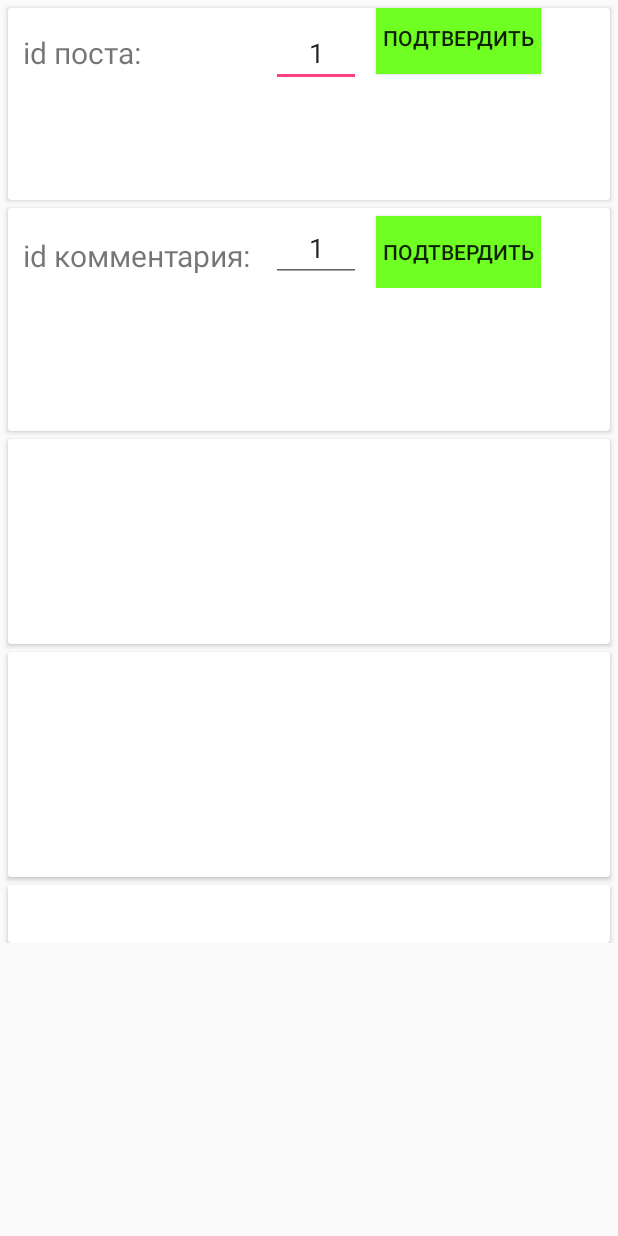
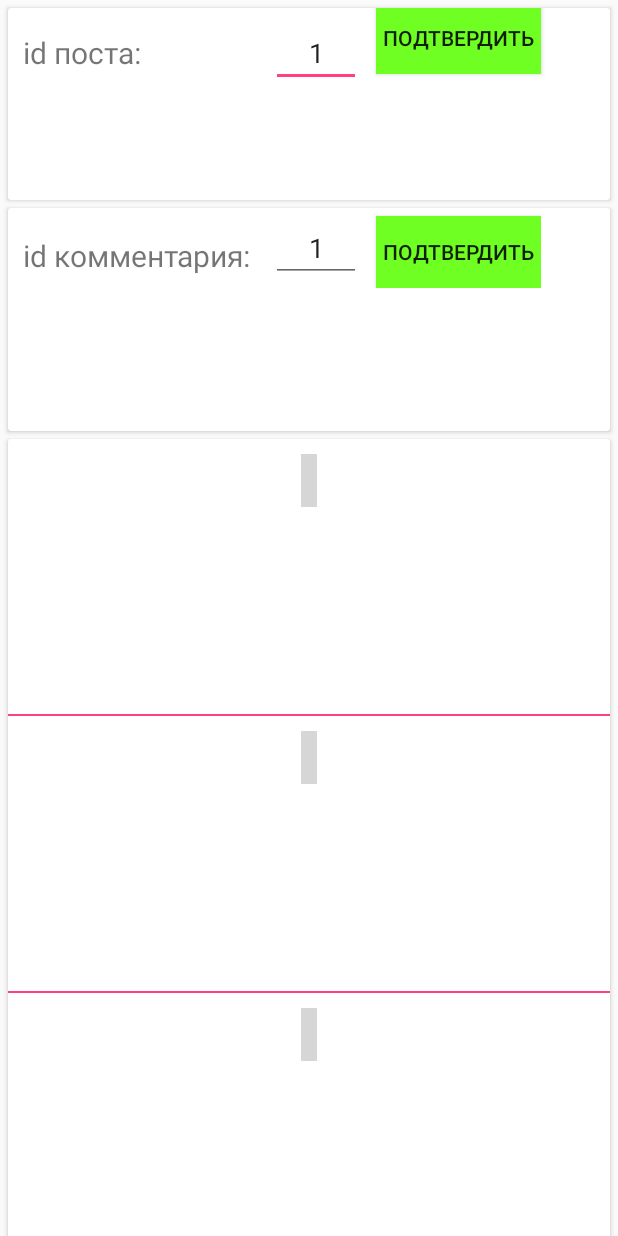
Before and after one commit to AlexMilch/TestJob, an Android app: the layout fragment_cards.xml on its own in the app's theme, with its tools: preview values and no code run, on a phone screen of 412 x 824 dp. Run offline under Robolectric (Android 15) with nearby library versions, the phone set to English and light mode, and no system bars; plain views replace SimpleDraweeView; network calls fail; grey boxes are pictures that could not be loaded.

Commit message:
add caustom view for user, output user data

```diff
--- a/app/src/main/java/ae/milch/testjob/ui/MainActivityView.java
+++ b/app/src/main/java/ae/milch/testjob/ui/MainActivityView.java
@@ -1,4 +1,6 @@
 package ae.milch.testjob.ui;
+
+import java.util.List;
 
 import ae.milch.testjob.models.CommentModelResponse;
 import ae.milch.testjob.models.PhotoModelResponse;
@@ -11,7 +13,7 @@ public interface MainActivityView {
 
     void outputCommentData(CommentModelResponse comment);
 
-    void outputUserData(UserModelResponse userModelResponse);
+    void outputUserData(List<UserModelResponse> userList);
 
     void outputPhoto(PhotoModelResponse photoModelResponse);
 
--- /dev/null
+++ b/app/src/main/java/ae/milch/testjob/ui/UserView.java
@@ -0,0 +1,66 @@
+package ae.milch.testjob.ui;
+
+import android.content.Context;
+import android.os.Build;
+import android.support.annotation.Nullable;
+import android.support.annotation.RequiresApi;
+import android.util.AttributeSet;
+import android.view.View;
+import android.widget.LinearLayout;
+import android.widget.TextView;
+
+import ae.milch.testjob.R;
+import ae.milch.testjob.models.usermodel.UserModelResponse;
+
+
+public class UserView extends LinearLayout {
+    private TextView tvName;
+    private TextView tvUserName;
+    private TextView tvEmail;
+    private TextView tvPhone;
+    private TextView tvWebsite;
+
+    private View viewDivider;
+
+    public UserView(Context context) {
+        super(context);
+        init();
+    }
+
+    public UserView(Context context, @Nullable AttributeSet attrs) {
+        super(context, attrs);
+        init();
+    }
+
+    public UserView(Context context, @Nullable AttributeSet attrs, int defStyleAttr) {
+        super(context, attrs, defStyleAttr);
+        init();
+    }
+
+    @RequiresApi(api = Build.VERSION_CODES.LOLLIPOP)
+    public UserView(Context context, AttributeSet attrs, int defStyleAttr, int defStyleRes) {
+        super(context, attrs, defStyleAttr, defStyleRes);
+        init();
+    }
+
+    private void init() {
+        inflate(getContext(), R.layout.user_view, this);
+        tvName = findViewById(R.id.tv_name);
+        tvUserName = findViewById(R.id.tv_user_name);
+        tvEmail = findViewById(R.id.tv_email);
+        tvPhone = findViewById(R.id.tv_phone);
+        tvWebsite = findViewById(R.id.tv_website);
+        viewDivider = findViewById(R.id.view_divider);
+    }
+
+    public void setup(UserModelResponse user, int position) {
+        if (position == 4) {
+            viewDivider.setVisibility(GONE);
+        }
+        tvName.setText(user.getName());
+        tvUserName.setText(user.getUsername());
+        tvEmail.setText(user.getEmail());
+        tvPhone.setText(user.getPhone());
+        tvWebsite.setText(user.getWebsite());
+    }
+}
--- a/app/src/main/res/layout/fragment_cards.xml
+++ b/app/src/main/res/layout/fragment_cards.xml
@@ -38,7 +38,7 @@
                         android:textSize="20sp" />
 
                     <EditText
-                        android:id="@+id/etPost"
+                        android:id="@+id/et_post"
                         android:layout_width="60dp"
                         android:layout_height="wrap_content"
                         android:layout_gravity="center"
@@ -47,7 +47,7 @@
                         android:textAlignment="center" />
 
                     <Button
-                        android:id="@+id/btnLoadPost"
+                        android:id="@+id/btn_load_post"
                         android:layout_width="110dp"
                         android:layout_height="wrap_content"
                         android:layout_gravity="center"
@@ -65,13 +65,13 @@
                     android:orientation="vertical">
 
                     <TextView
-                        android:id="@+id/tvTitlePost"
+                        android:id="@+id/tv_title_post"
                         android:layout_width="match_parent"
                         android:layout_height="wrap_content"
                         android:textSize="30sp" />
 
                     <TextView
-                        android:id="@+id/tvBodyPost"
+                        android:id="@+id/tv_body_post"
                         android:layout_width="match_parent"
                         android:layout_height="wrap_content"
                         android:textSize="20sp" />
@@ -107,7 +107,7 @@
                         android:textSize="20sp" />
 
                     <EditText
-                        android:id="@+id/etComment"
+                        android:id="@+id/et_comment"
                         android:layout_width="60dp"
                         android:layout_height="wrap_content"
                         android:layout_gravity="center"
@@ -117,7 +117,7 @@
                         android:textAlignment="center" />
 
                     <Button
-                        android:id="@+id/btnLoadComment"
+                        android:id="@+id/btn_load_comment"
                         android:layout_width="110dp"
                         android:layout_height="wrap_content"
                         android:layout_marginLeft="10dp"
@@ -133,19 +133,19 @@
                     android:orientation="vertical">
 
                     <TextView
-                        android:id="@+id/tvNameComment"
+                        android:id="@+id/tv_name_comment"
                         android:layout_width="match_parent"
                         android:layout_height="wrap_content"
                         android:textSize="30sp" />
 
                     <TextView
-                        android:id="@+id/tvEmailComment"
+                        android:id="@+id/tv_email_comment"
                         android:layout_width="match_parent"
                         android:layout_height="wrap_content"
                         android:textSize="20sp" />
 
                     <TextView
-                        android:id="@+id/tvBodyComment"
+                        android:id="@+id/tv_body_comment"
                         android:layout_width="match_parent"
                         android:layout_height="wrap_content"
                         android:textSize="20sp" />
@@ -162,74 +162,35 @@
             app:cardCornerRadius="2dp">
 
             <LinearLayout
+                android:id="@+id/ll_user_container"
                 android:layout_width="match_parent"
                 android:layout_height="match_parent"
                 android:orientation="vertical">
 
-                <LinearLayout
+                <ae.milch.testjob.ui.UserView
                     android:layout_width="match_parent"
                     android:layout_height="wrap_content"
-                    android:orientation="vertical">
+                    android:tag="1" />
 
-                    <TextView
-                        android:id="@+id/tvNameUser1"
-                        android:layout_width="match_parent"
-                        android:layout_height="wrap_content"
-                        android:textSize="20sp" />
-
-                </LinearLayout>
-
-                <LinearLayout
+                <ae.milch.testjob.ui.UserView
                     android:layout_width="match_parent"
                     android:layout_height="wrap_content"
-                    android:orientation="vertical">
+                    android:tag="2" />
 
-                    <TextView
-                        android:id="@+id/tvNameUser2"
-                        android:layout_width="match_parent"
-                        android:layout_height="wrap_content"
-                        android:textSize="20sp" />
-
-                </LinearLayout>
-
-                <LinearLayout
+                <ae.milch.testjob.ui.UserView
                     android:layout_width="match_parent"
                     android:layout_height="wrap_content"
-                    android:orientation="vertical">
+                    android:tag="3" />
 
-                    <TextView
-                        android:id="@+id/tvNameUser3"
-                        android:layout_width="match_parent"
-                        android:layout_height="wrap_content"
-                        android:textSize="20sp" />
-
-                </LinearLayout>
-
-                <LinearLayout
+                <ae.milch.testjob.ui.UserView
                     android:layout_width="match_parent"
                     android:layout_height="wrap_content"
-                    android:orientation="vertical">
+                    android:tag="4" />
 
-                    <TextView
-                        android:id="@+id/tvNameUser4"
-                        android:layout_width="match_parent"
-                        android:layout_height="wrap_content"
-                        android:textSize="20sp" />
-
-                </LinearLayout>
-
-                <LinearLayout
+                <ae.milch.testjob.ui.UserView
                     android:layout_width="match_parent"
                     android:layout_height="wrap_content"
-                    android:orientation="vertical">
-
-                    <TextView
-                        android:id="@+id/tvNameUser5"
-                        android:layout_width="match_parent"
-                        android:layout_height="wrap_content"
-                        android:textSize="20sp" />
-
-                </LinearLayout>
+                    android:tag="5" />
             </LinearLayout>
         </android.support.v7.widget.CardView>
 
@@ -242,7 +203,7 @@
             app:cardCornerRadius="2dp">
 
             <com.facebook.drawee.view.SimpleDraweeView
-                android:id="@+id/ivPhoto"
+                android:id="@+id/iv_photo"
                 android:layout_width="match_parent"
                 android:layout_height="150dp" />
 
@@ -262,12 +223,12 @@
                 android:orientation="vertical">
 
                 <TextView
-                    android:id="@+id/tvTitleTodos"
+                    android:id="@+id/tv_title_todos"
                     android:layout_width="match_parent"
                     android:layout_height="wrap_content" />
 
                 <TextView
-                    android:id="@+id/tvCompletedTodos"
+                    android:id="@+id/tv_completed_todos"
                     android:layout_width="match_parent"
                     android:layout_height="wrap_content" />
             </LinearLayout>
--- /dev/null
+++ b/app/src/main/res/layout/user_view.xml
@@ -0,0 +1,61 @@
+<?xml version="1.0" encoding="utf-8"?>
+<LinearLayout xmlns:android="http://schemas.android.com/apk/res/android"
+    xmlns:tools="http://schemas.android.com/tools"
+    android:layout_width="match_parent"
+    android:layout_height="match_parent"
+    android:orientation="vertical">
+
+    <TextView
+        android:id="@+id/tv_name"
+        android:layout_width="wrap_content"
+        android:layout_height="wrap_content"
+        android:layout_margin="10dp"
+        android:layout_gravity="center"
+        android:textSize="18sp"
+        tools:text="Leanne Graham"
+        android:background="@color/name_background"
+        android:padding="5dp"/>
+
+    <TextView
+        android:id="@+id/tv_user_name"
+        android:layout_width="match_parent"
+        android:layout_height="wrap_content"
+        android:layout_margin="5dp"
+        android:gravity="center"
+        android:textSize="15sp"
+        tools:text="Bret" />
+
+    <TextView
+        android:id="@+id/tv_email"
+        android:layout_width="match_parent"
+        android:layout_height="wrap_content"
+        android:layout_margin="5dp"
+        android:gravity="center"
+        android:textSize="15sp"
+        tools:text="sincere@april.bis" />
+
+    <TextView
+        android:id="@+id/tv_phone"
+        android:layout_width="match_parent"
+        android:layout_height="wrap_content"
+        android:layout_margin="5dp"
+        android:gravity="center"
+        android:textSize="15sp"
+        tools:text="1-770-736-80-31x56442" />
+
+    <TextView
+        android:id="@+id/tv_website"
+        android:layout_width="match_parent"
+        android:layout_height="wrap_content"
+        android:layout_margin="5dp"
+        android:gravity="center"
+        android:textSize="15sp"
+        tools:text="hildegard.org" />
+
+    <View
+        android:id="@+id/view_divider"
+        android:layout_width="match_parent"
+        android:layout_height="1dp"
+        android:background="@color/colorAccent"/>
+
+</LinearLayout>
```
Also changed, not shown: app/src/main/java/ae/milch/testjob/ui/CardsFragment.java (+36 -42 lines), app/src/main/java/ae/milch/testjob/ui/MainActivityPresenter.java (+13 -5 lines).
